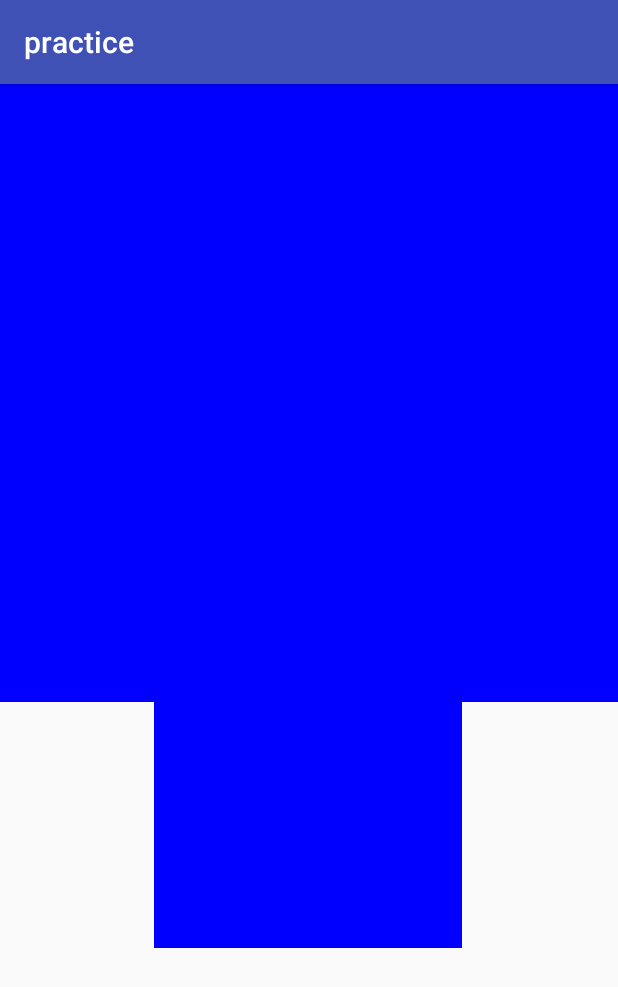
After one commit to small-tree/androidPractice, an Android app: the TestViewActivity screen opened directly, with no data from a screen before it, on a phone screen of 412 x 824 dp. The commit adds this screen. Shown: the top 987 px of the screen. Run offline under Robolectric (Android 15) with nearby library versions, the phone set to English and light mode, and no system bars.

Commit message:
界面重构

```diff
--- a/app/src/main/AndroidManifest.xml
+++ b/app/src/main/AndroidManifest.xml
@@ -14,6 +14,7 @@
         android:label="@string/app_name"
         android:supportsRtl="true"
         android:theme="@style/AppTheme">
+        <activity android:name=".view.TestViewActivity"></activity>
         <activity android:name=".MainActivity">
             <intent-filter>
                 <action android:name="android.intent.action.MAIN" />
@@ -37,7 +38,7 @@
 
         <activity android:name=".workmanager.WorkManagerActivity" />
         <activity android:name=".socket.SocketPracticeActivity" />
-        <activity android:name=".ArchitectureComponents.ArchitecturePracticeActivity"></activity>
+        <activity android:name=".ArchitectureComponents.ArchitecturePracticeActivity" />
     </application>
 
 </manifest>
--- /dev/null
+++ b/app/src/main/java/xianchao/com/practice/view/RoundRectView.kt
@@ -0,0 +1,29 @@
+package xianchao.com.practice.view
+
+import android.content.Context
+import android.graphics.*
+import android.util.AttributeSet
+import android.view.View
+
+class RoundRectView : View {
+
+    constructor(context: Context?) : super(context)
+    constructor(context: Context?, attrs: AttributeSet?) : super(context, attrs)
+    constructor(context: Context?, attrs: AttributeSet?, defStyleAttr: Int) : super(context, attrs, defStyleAttr)
+
+
+    override fun onDraw(canvas: Canvas) {
+        super.onDraw(canvas)
+
+        var rect = Rect(width / 4, height / 4, width / 4 * 3, height / 4 * 3)
+        val paint = Paint()
+        paint.color = Color.BLUE
+        var path = Path()
+        path.addRect(RectF(rect), Path.Direction.CCW)
+        path.addRect(RectF(0f, 0f, width * 1.0f, width * 1.0f), Path.Direction.CCW)
+        canvas.drawPath(path, paint)
+
+
+    }
+
+}
--- /dev/null
+++ b/app/src/main/java/xianchao/com/practice/view/TestViewActivity.kt
@@ -0,0 +1,13 @@
+package xianchao.com.practice.view
+
+import android.support.v7.app.AppCompatActivity
+import android.os.Bundle
+import xianchao.com.practice.R
+
+class TestViewActivity : AppCompatActivity() {
+
+    override fun onCreate(savedInstanceState: Bundle?) {
+        super.onCreate(savedInstanceState)
+        setContentView(R.layout.activity_test_view)
+    }
+}
--- /dev/null
+++ b/app/src/main/res/layout/activity_test_view.xml
@@ -0,0 +1,14 @@
+<?xml version="1.0" encoding="utf-8"?>
+<android.support.constraint.ConstraintLayout xmlns:android="http://schemas.android.com/apk/res/android"
+    xmlns:app="http://schemas.android.com/apk/res-auto"
+    xmlns:tools="http://schemas.android.com/tools"
+    android:layout_width="match_parent"
+    android:layout_height="match_parent"
+    tools:context=".view.TestViewActivity">
+
+    <xianchao.com.practice.view.RoundRectView
+        android:layout_width="match_parent"
+        android:layout_height="match_parent" />
+
+
+</android.support.constraint.ConstraintLayout>
--- a/basiclib/build.gradle
+++ b/basiclib/build.gradle
@@ -35,7 +35,7 @@ dependencies {
     implementation "org.jetbrains.kotlin:kotlin-stdlib:$kotlin_version"
     api 'com.squareup.retrofit2:converter-gson:2.1.0'
     api 'com.github.tbruyelle:rxpermissions:0.10.2'
-    api 'com.github.hackware1993:MagicIndicator:1.5.0'
+    api 'com.github.hackware1993:MagicIndicator:1.6.0'
     //pull to refresh
     api 'com.scwang.smartrefresh:SmartRefreshLayout:1.0.4-7'
     api 'com.scwang.smartrefresh:SmartRefreshHeader:1.0.4-7'
--- a/build.gradle
+++ b/build.gradle
@@ -7,7 +7,7 @@ buildscript {
         jcenter()
     }
     dependencies {
-        classpath 'com.android.tools.build:gradle:3.1.4'
+        classpath 'com.android.tools.build:gradle:3.3.2'
         classpath "org.jetbrains.kotlin:kotlin-gradle-plugin:$kotlin_version"
 
         classpath 'com.github.dcendents:android-maven-gradle-plugin:1.4.1'
```
Also changed, not shown: app/src/main/java/xianchao/com/practice/MainActivity.kt (+29 -19 lines), app/src/main/res/layout/activity_main.xml (+36 -0 lines), app/src/main/res/layout/item_home_page.xml (added, +12 -0 lines), app/src/main/res/drawable-xhdpi/aaaa.jpg (added), gradle/wrapper/gradle-wrapper.properties, 4 other files.
